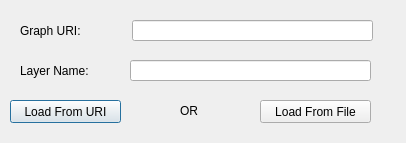
Above: dialogs/ui/loadgraphdialog.ui from situx/geowebannotation before the change. Below: the same form after it.
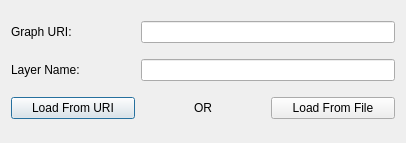
That is the form after the change.

Commit message: Layouts for dialogs

Diff of the .ui file:
```diff
--- a/dialogs/ui/loadgraphdialog.ui
+++ b/dialogs/ui/loadgraphdialog.ui
@@ -13,91 +13,52 @@
   <property name="windowTitle">
    <string>Dialog</string>
   </property>
-  <widget class="QPushButton" name="loadFromURIButton">
-   <property name="geometry">
-    <rect>
-     <x>10</x>
-     <y>100</y>
-     <width>111</width>
-     <height>23</height>
-    </rect>
-   </property>
-   <property name="text">
-    <string>Load From URI</string>
-   </property>
-  </widget>
-  <widget class="QPushButton" name="loadFromFileButton">
-   <property name="geometry">
-    <rect>
-     <x>260</x>
-     <y>100</y>
-     <width>111</width>
-     <height>23</height>
-    </rect>
-   </property>
-   <property name="text">
-    <string>Load From File</string>
-   </property>
-  </widget>
-  <widget class="QLineEdit" name="graphURIEdit">
-   <property name="geometry">
-    <rect>
-     <x>132</x>
-     <y>20</y>
-     <width>241</width>
-     <height>21</height>
-    </rect>
-   </property>
-  </widget>
-  <widget class="QLabel" name="graphURILabel">
-   <property name="geometry">
-    <rect>
-     <x>20</x>
-     <y>15</y>
-     <width>101</width>
-     <height>31</height>
-    </rect>
-   </property>
-   <property name="text">
-    <string>Graph URI:</string>
-   </property>
-  </widget>
-  <widget class="QLabel" name="OrLabel">
-   <property name="geometry">
-    <rect>
-     <x>180</x>
-     <y>100</y>
-     <width>61</width>
-     <height>21</height>
-    </rect>
-   </property>
-   <property name="text">
-    <string>OR</string>
-   </property>
-  </widget>
-  <widget class="QLineEdit" name="layerNameEdit">
-   <property name="geometry">
-    <rect>
-     <x>130</x>
-     <y>60</y>
-     <width>241</width>
-     <height>21</height>
-    </rect>
-   </property>
-  </widget>
-  <widget class="QLabel" name="layerNameLabel">
-   <property name="geometry">
-    <rect>
-     <x>20</x>
-     <y>60</y>
-     <width>101</width>
-     <height>21</height>
-    </rect>
-   </property>
-   <property name="text">
-    <string>Layer Name:</string>
-   </property>
-  </widget>
+  <layout class="QGridLayout" name="gridLayout">
+   <item row="0" column="0">
+    <widget class="QLabel" name="graphURILabel">
+     <property name="text">
+      <string>Graph URI:</string>
+     </property>
+    </widget>
+   </item>
+   <item row="0" column="1" colspan="2">
+    <widget class="QLineEdit" name="graphURIEdit"/>
+   </item>
+   <item row="1" column="0">
+    <widget class="QLabel" name="layerNameLabel">
+     <property name="text">
+      <string>Layer Name:</string>
+     </property>
+    </widget>
+   </item>
+   <item row="1" column="1" colspan="2">
+    <widget class="QLineEdit" name="layerNameEdit"/>
+   </item>
+   <item row="2" column="0">
+    <widget class="QPushButton" name="loadFromURIButton">
+     <property name="text">
+      <string>Load From URI</string>
+     </property>
+    </widget>
+   </item>
+   <item row="2" column="1">
+    <widget class="QLabel" name="OrLabel">
+     <property name="text">
+      <string>OR</string>
+     </property>
+     <property name="alignment">
+      <set>Qt::AlignCenter</set>
+     </property>
+    </widget>
+   </item>
+   <item row="2" column="2">
+    <widget class="QPushButton" name="loadFromFileButton">
+     <property name="text">
+      <string>Load From File</string>
+     </property>
+    </widget>
+   </item>
+  </layout>
  </widget>
  <resources/>
  <connections/>
```
The commit also changes 7 other files.
